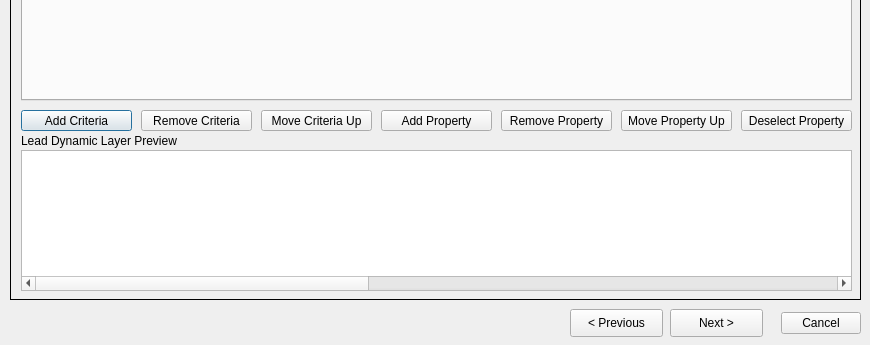
This is mbb_core_dialog_base.ui in anthony-cooper/mbb-qgis-plugin as Qt 5 draws it before an edit; both pictures show x 0 to 870 and y 411 to 756 of the 870 by 756 pixel window. The edited form follows.
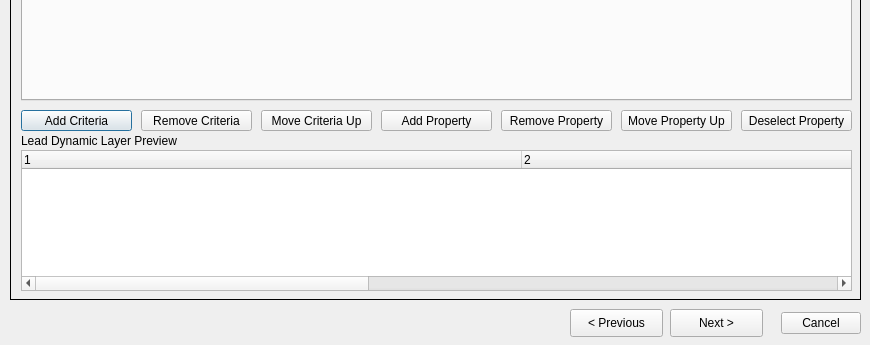
This is the edited form.

Commit message: Update output writer to reflect recent changes QMS file generated now reflects recent changes

The edit to the form file:
```diff
--- a/mbb_core_dialog_base.ui
+++ b/mbb_core_dialog_base.ui
@@ -425,13 +425,13 @@
       <enum>QAbstractItemView::NoSelection</enum>
      </property>
      <property name="headerHidden">
-      <bool>true</bool>
+      <bool>false</bool>
      </property>
      <property name="columnCount">
       <number>4</number>
      </property>
      <attribute name="headerVisible">
-      <bool>false</bool>
+      <bool>true</bool>
      </attribute>
      <attribute name="headerDefaultSectionSize">
       <number>500</number>
```
The commit also changes 1 other file.
